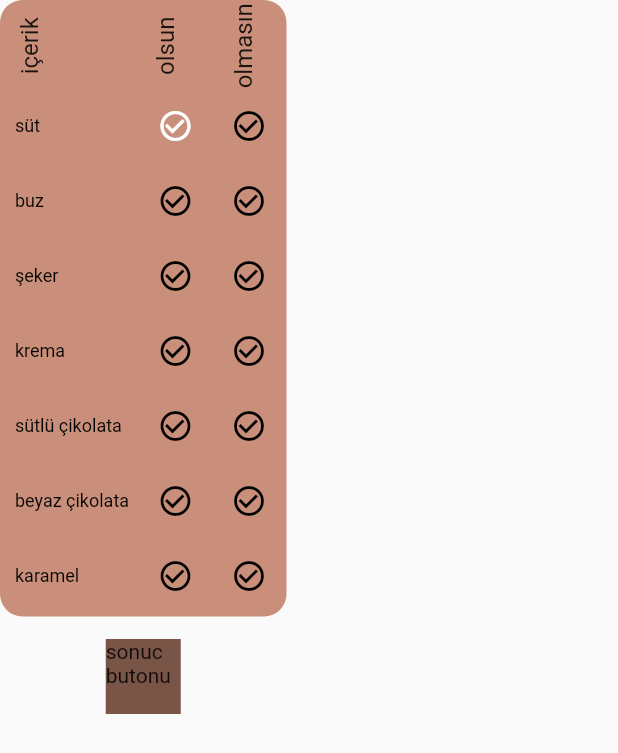
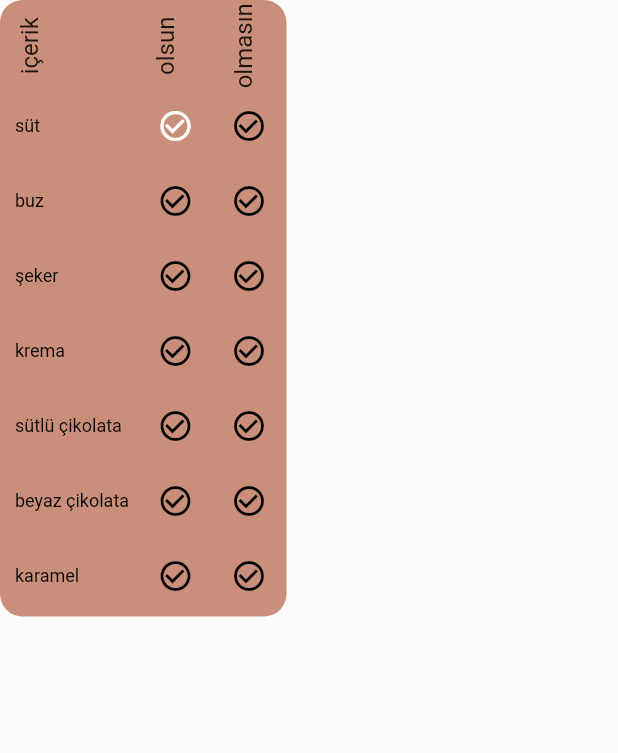
Before and after one commit to ilknurtulgar/CoffeeLab, a Flutter app: the IngredientSelection screen opened directly, after a tap on the "check circle outline" icon, on a phone screen of 412 x 824 dp. Shown: the top 753 px of the screen. Run offline on Flutter 3.47's test engine with Material 2 defaults, Android fonts, the phone set to English and light mode, and no system bars.

Commit message:
custom row buttons düzenlenmesi

```diff
--- a/kahve_uygulamasi/lib/components/custom_row_with_buttons.dart
+++ b/kahve_uygulamasi/lib/components/custom_row_with_buttons.dart
@@ -36,11 +36,9 @@ class _CustomRowWithButtonsState extends State<CustomRowWithButtons> {
             }
             if (index == 0) {
               widget.coffeeIngredient = true;
-              print(widget.coffeeIngredient);//yapılan işlemin sonucunu gözlemlemek için yazdım.Print sonradan silinecek.
               widget.callbackFunction(widget.coffeeIngredient);
             } else {
               widget.coffeeIngredient = false;
-              print(widget.coffeeIngredient);
               widget.callbackFunction(widget.coffeeIngredient);
             }
           });
--- a/kahve_uygulamasi/lib/components/ingredient_selection.dart
+++ b/kahve_uygulamasi/lib/components/ingredient_selection.dart
@@ -119,26 +119,6 @@ class _IngredientSelectionState extends State<IngredientSelection> {
                     )
                   ]),
                 )),
-            SizedBox(
-              height: 15,
-            ),
-            InkWell(//bu butonu şimdilik denemeler yapmak için geçici olarak koydum custom butonu yapıcam bugün
-                onTap: (() { //bu printleri custom row buttonda basılan değerlerle karşılaştırma yapmak için kullandım.Sonradan silicez.
-                  print('sut is ${kahve.sut}');
-                  print('buz is ${kahve.buz}');
-                  print('seker is ${kahve.seker}');
-                  print('krema is ${kahve.krema}');
-                  print('s çik is ${kahve.sutluCikolata}');
-                  print('b çik is ${kahve.beyazCikolata}');
-                  print('karamel is ${kahve.karamel}');
-                  selectionControl(kahve);
-                }),
-                child: Container(
-                  height: 50,
-                  width: 50,
-                  color: Colors.brown,
-                  child: Text('sonuc butonu'),
-                )),
           ],
         ),
     );
```
